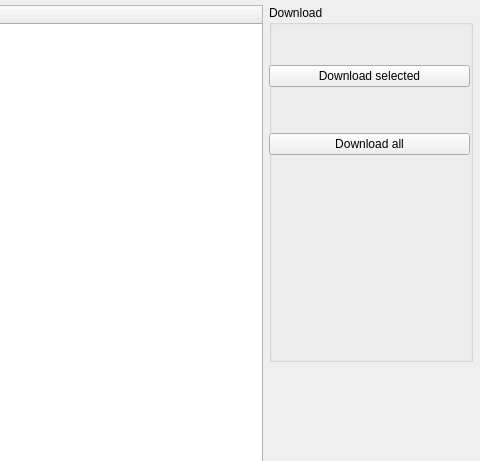
Qt form gui/mails_window.ui (bifenbecker/MailChecker) before a commit; both pictures show x 353 to 833 and y 0 to 461 of the 833 by 586 pixel window.
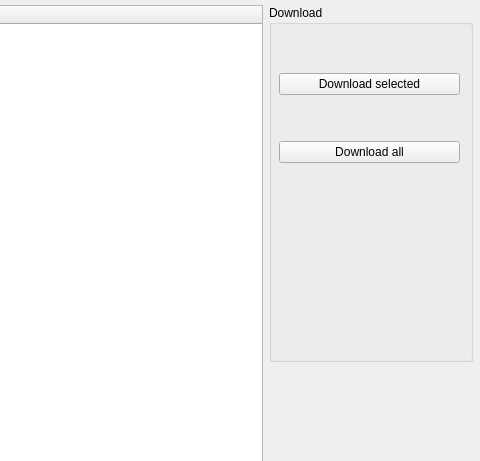
The same form after that commit.

```diff
--- a/gui/mails_window.ui
+++ b/gui/mails_window.ui
@@ -69,10 +69,10 @@
         <widget class="QWidget" name="verticalLayoutWidget_2">
          <property name="geometry">
           <rect>
-           <x>0</x>
-           <y>10</y>
-           <width>201</width>
-           <height>341</height>
+           <x>10</x>
+           <y>20</y>
+           <width>181</width>
+           <height>331</height>
           </rect>
          </property>
          <layout class="QVBoxLayout" name="verticalLayout_3" stretch="1,3,0,3,4">
```
Left out of the diff: 8 changed lines with no effect on the pictures.
